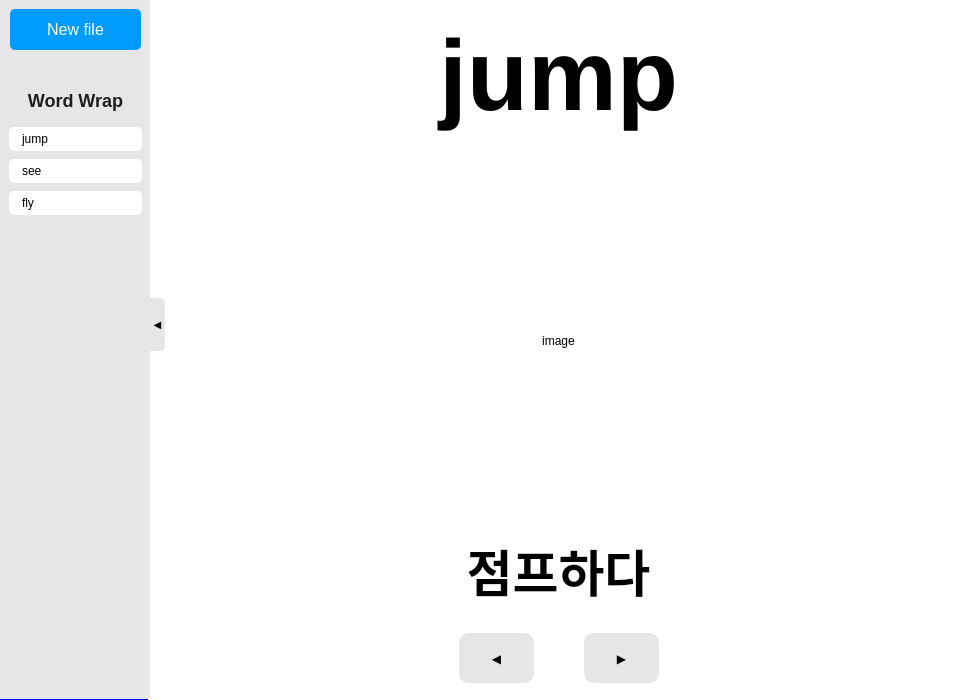
Qt form main.ui (gonyo1/VisualVocaApp) before a commit.
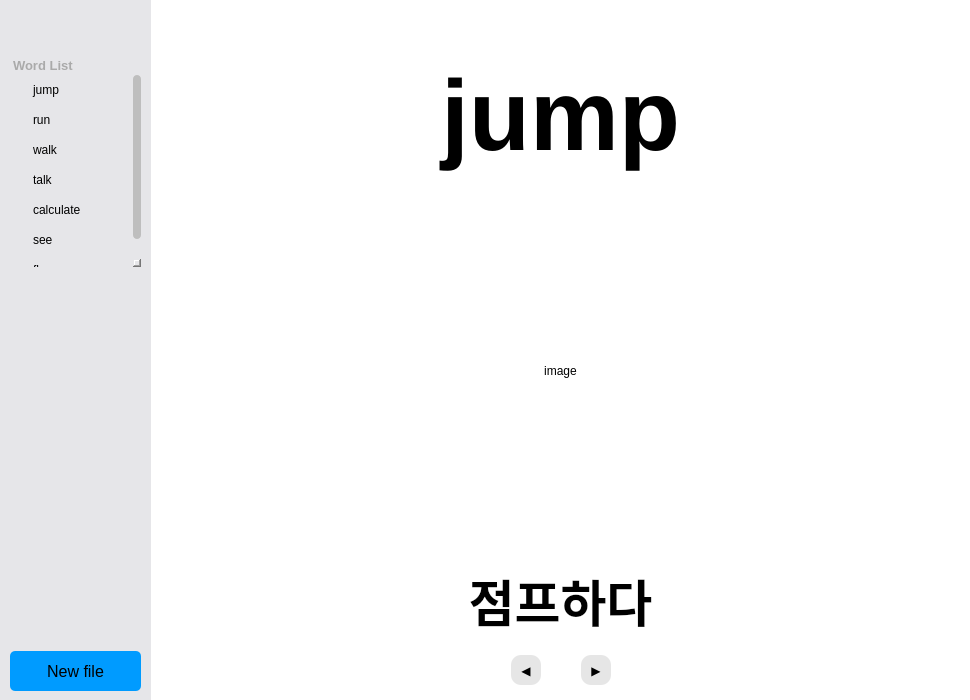
The same form after that commit.

```diff
--- a/main.ui
+++ b/main.ui
@@ -6,7 +6,7 @@
    <rect>
     <x>0</x>
     <y>0</y>
-    <width>968</width>
+    <width>970</width>
     <height>700</height>
    </rect>
   </property>
@@ -30,6 +30,23 @@
 QWidget {
 color: black;
 font: 16px &quot;Segoe UI&quot;;
+}
+
+QScrollBar:vertical {
+border: 0px solid;
+background:transparent;
+width:8px;
+margin: 0px 0px 0px 0px;
+}
+QScrollBar::handle:vertical {
+background: rgb(190, 190, 190);
+min-height: 0px;
+border-radius: 4px;
+}
+QScrollBar::sub-line:vertical {
+height: 0 px;
+subcontrol-position: top;
+subcontrol-origin: margin;
 }</string>
   </property>
   <widget class="QWidget" name="mb_1">
@@ -37,160 +54,26 @@
     <property name="geometry">
      <rect>
       <x>0</x>
-      <y>-1</y>
-      <width>165</width>
+      <y>0</y>
+      <width>151</width>
       <height>701</height>
      </rect>
     </property>
     <property name="styleSheet">
-     <string notr="true">QObject {
-margin: 0px;
-background-color: transparent;
-}</string>
-    </property>
-    <widget class="QWidget" name="mb_voca_btn_adj" native="true">
-     <property name="geometry">
-      <rect>
-       <x>150</x>
-       <y>0</y>
-       <width>15</width>
-       <height>650</height>
-      </rect>
-     </property>
-     <property name="sizePolicy">
-      <sizepolicy hsizetype="Preferred" vsizetype="Preferred">
-       <horstretch>0</horstretch>
-       <verstretch>0</verstretch>
-      </sizepolicy>
-     </property>
-     <property name="maximumSize">
-      <size>
-       <width>15</width>
-       <height>16777215</height>
-      </size>
-     </property>
-     <property name="layoutDirection">
-      <enum>Qt::LeftToRight</enum>
-     </property>
-     <property name="styleSheet">
       <string notr="true">QWidget {
-margin: 0px;
-font: 10px;
-}
-QPushButton#mb_voca_expand {
-padding-left: 0px;
-padding-right: 0px;
-padding-top: 20px;
-padding-bottom: 20px;
-border-top-right-radius: 5px;
-border-bottom-right-radius: 5px;
+padding: 0px;
 background-color: rgb(230, 230, 233);
-font: 10px;
-}</string>
-     </property>
-     <layout class="QVBoxLayout" name="verticalLayout" stretch="0,0,0">
-      <property name="spacing">
-       <number>0</number>
-      </property>
-      <property name="leftMargin">
-       <number>0</number>
-      </property>
-      <property name="topMargin">
-       <number>0</number>
-      </property>
-      <property name="rightMargin">
-       <number>0</number>
-      </property>
-      <property name="bottomMargin">
-       <number>0</number>
-      </property>
-      <item>
-       <spacer name="mb_voca_spcacer_top">
-        <property name="orientation">
-         <enum>Qt::Vertical</enum>
-        </property>
-        <property name="sizeHint" stdset="0">
-         <size>
-          <width>20</width>
-          <height>40</height>
-         </size>
-        </property>
-       </spacer>
-      </item>
-      <item>
-       <widget class="QPushButton" name="mb_voca_expand">
-        <property name="sizePolicy">
-         <sizepolicy hsizetype="Preferred" vsizetype="Preferred">
-          <horstretch>0</horstretch>
-          <verstretch>0</verstretch>
-         </sizepolicy>
-        </property>
-        <property name="text">
-         <string>◀</string>
-        </property>
-        <property name="autoRepeatDelay">
-         <number>300</number>
-        </property>
-       </widget>
-      </item>
-      <item>
-       <spacer name="mb_voca_spcacer_bottom">
-        <property name="orientation">
-         <enum>Qt::Vertical</enum>
-        </property>
-        <property name="sizeHint" stdset="0">
-         <size>
-          <width>20</width>
-          <height>40</height>
-         </size>
-        </property>
-       </spacer>
-      </item>
-     </layout>
-    </widget>
-    <widget class="QWidget" name="mb_voca_main" native="true">
-     <property name="enabled">
-      <bool>true</bool>
-     </property>
-     <property name="geometry">
-      <rect>
-       <x>0</x>
-       <y>0</y>
-       <width>150</width>
-       <height>700</height>
-      </rect>
-     </property>
-     <property name="sizePolicy">
-      <sizepolicy hsizetype="Preferred" vsizetype="Preferred">
-       <horstretch>0</horstretch>
-       <verstretch>0</verstretch>
-      </sizepolicy>
-     </property>
-     <property name="minimumSize">
-      <size>
-       <width>150</width>
-       <height>0</height>
-      </size>
-     </property>
-     <property name="maximumSize">
-      <size>
-       <width>150</width>
-       <height>16777215</height>
-      </size>
-     </property>
-     <property name="styleSheet">
-      <string notr="true">QWidget {
-padding: 5px;
-background-color: rgb(230, 230, 233);
 }
-QWidget.QLabel {
-color: rgb(30, 30, 30);
-font: 18px;
+
+QScrollArea .QLabel {
+color: rgb(170, 170, 170);
+font: 13px;
+margin-left: 10px;
+margin-right: 10px;
 font-weight: bold;
-qproperty-alignment: AlignCenter;
 }
+
 QListWidget::item {
-background-color: rgb(255, 255, 255); 
 border-radius: 5px;
 padding: 5px;
 padding-left: 10px;
@@ -198,13 +81,25 @@
 color: black;
 }
 QListWidget::item:hover {
-background-color: rgb(0, 155, 255); 
-color: white;
+background-color: rgb(200, 200, 200);
+}
+
+QListView {
+margin-left: 10px;
+margin-right: 10px;
+}
+QListView::item {
+margin:3px;
+margin-left: 10px;
 font-weight: bold;
 }
+QScrollArea .QWidget  .QWidget .QListWidget {
+font-weight: semi-bold;
+}
+
 QWidget.QPushButton#mb_voca_open {
+margin: 10px 10px 10px 10px;
 font: 16px;
-color: white;
 border-radius: 5px;
 background-color: rgb(0, 155, 255);
 }
@@ -213,42 +108,147 @@
 color: white;
 border-radius: 5px;
 background-color: rgba(0, 155, 255, 80);
-}
-QListView {margin: 0px;}
-QListView::item {
-margin:4px;
 }</string>
      </property>
-     <widget class="QLabel" name="mb_voca_title">
-      <property name="geometry">
-       <rect>
-        <x>0</x>
-        <y>81</y>
-        <width>151</width>
-        <height>40</height>
-       </rect>
+    <layout class="QVBoxLayout" name="verticalLayout">
+     <property name="spacing">
+      <number>5</number>
+     </property>
+     <property name="leftMargin">
+      <number>0</number>
+     </property>
+     <property name="topMargin">
+      <number>0</number>
+     </property>
+     <property name="rightMargin">
+      <number>0</number>
+     </property>
+     <property name="bottomMargin">
+      <number>0</number>
+     </property>
+     <item>
+      <widget class="QLabel" name="mb_icon">
+       <property name="minimumSize">
+        <size>
+         <width>0</width>
+         <height>50</height>
+        </size>
+       </property>
+       <property name="maximumSize">
+        <size>
+         <width>16777215</width>
+         <height>50</height>
+        </size>
       </property>
       <property name="text">
-       <string>Word Wrap</string>
-      </property>
-      <property name="alignment">
-       <set>Qt::AlignCenter</set>
-      </property>
-     </widget>
-     <widget class="QListWidget" name="mb_voca_word">
+        <string/>
+       </property>
+      </widget>
+     </item>
+     <item>
+      <widget class="QScrollArea" name="mb_voca_scroll">
+       <property name="widgetResizable">
+        <bool>true</bool>
+       </property>
+       <widget class="QWidget" name="mb_voca_scroll_widget">
       <property name="geometry">
        <rect>
         <x>0</x>
-        <y>119</y>
+          <y>0</y>
         <width>151</width>
         <height>581</height>
        </rect>
       </property>
       <property name="sizePolicy">
-       <sizepolicy hsizetype="Expanding" vsizetype="Maximum">
+         <sizepolicy hsizetype="Preferred" vsizetype="Expanding">
         <horstretch>0</horstretch>
         <verstretch>0</verstretch>
        </sizepolicy>
+        </property>
+        <layout class="QVBoxLayout" name="verticalLayout_3">
+         <property name="spacing">
+          <number>5</number>
+         </property>
+         <property name="leftMargin">
+          <number>0</number>
+         </property>
+         <property name="topMargin">
+          <number>0</number>
+         </property>
+         <property name="rightMargin">
+          <number>0</number>
+         </property>
+         <property name="bottomMargin">
+          <number>0</number>
+         </property>
+         <item>
+          <widget class="QWidget" name="mb_voca_widget_1" native="true">
+           <property name="sizePolicy">
+            <sizepolicy hsizetype="Preferred" vsizetype="Maximum">
+             <horstretch>0</horstretch>
+             <verstretch>0</verstretch>
+            </sizepolicy>
+           </property>
+           <layout class="QVBoxLayout" name="verticalLayout_4">
+            <property name="spacing">
+             <number>0</number>
+            </property>
+            <property name="leftMargin">
+             <number>0</number>
+            </property>
+            <property name="topMargin">
+             <number>0</number>
+            </property>
+            <property name="rightMargin">
+             <number>0</number>
+            </property>
+            <property name="bottomMargin">
+             <number>0</number>
+            </property>
+            <item>
+             <widget class="QLabel" name="mb_voca_title_1">
+              <property name="sizePolicy">
+               <sizepolicy hsizetype="Preferred" vsizetype="Fixed">
+                <horstretch>0</horstretch>
+                <verstretch>0</verstretch>
+               </sizepolicy>
+              </property>
+              <property name="minimumSize">
+               <size>
+                <width>0</width>
+                <height>20</height>
+               </size>
+              </property>
+              <property name="maximumSize">
+               <size>
+                <width>16777215</width>
+                <height>20</height>
+               </size>
+              </property>
+              <property name="styleSheet">
+               <string notr="true"/>
+              </property>
+              <property name="text">
+               <string>Word List</string>
+              </property>
+              <property name="alignment">
+               <set>Qt::AlignLeading|Qt::AlignLeft|Qt::AlignVCenter</set>
+              </property>
+             </widget>
+            </item>
+            <item>
+             <widget class="QListWidget" name="mb_voca_word_adj_1">
+              <property name="sizePolicy">
+               <sizepolicy hsizetype="Preferred" vsizetype="Preferred">
+                <horstretch>0</horstretch>
+                <verstretch>0</verstretch>
+               </sizepolicy>
+              </property>
+              <property name="maximumSize">
+               <size>
+                <width>16777215</width>
+                <height>300</height>
+               </size>
       </property>
       <property name="cursor" stdset="0">
        <cursorShape>PointingHandCursor</cursorShape>
@@ -269,22 +269,25 @@
        <number>0</number>
       </property>
       <property name="verticalScrollBarPolicy">
+               <enum>Qt::ScrollBarAsNeeded</enum>
+              </property>
+              <property name="horizontalScrollBarPolicy">
        <enum>Qt::ScrollBarAlwaysOff</enum>
       </property>
       <property name="autoScrollMargin">
-       <number>16</number>
+               <number>5</number>
       </property>
       <property name="isWrapping" stdset="0">
        <bool>false</bool>
       </property>
       <property name="resizeMode">
-       <enum>QListView::Fixed</enum>
+               <enum>QListView::Adjust</enum>
       </property>
       <property name="layoutMode">
        <enum>QListView::SinglePass</enum>
       </property>
       <property name="spacing">
-       <number>5</number>
+               <number>0</number>
       </property>
       <property name="viewMode">
        <enum>QListView::ListMode</enum>
@@ -297,6 +300,26 @@
         <string>jump</string>
        </property>
       </item>
+              <item>
+               <property name="text">
+                <string>run</string>
+               </property>
+              </item>
+              <item>
+               <property name="text">
+                <string>walk</string>
+               </property>
+              </item>
+              <item>
+               <property name="text">
+                <string>talk</string>
+               </property>
+              </item>
+              <item>
+               <property name="text">
+                <string>calculate</string>
+               </property>
+              </item>
       <item>
        <property name="text">
         <string>see</string>
@@ -308,25 +331,52 @@
        </property>
       </item>
      </widget>
+            </item>
+           </layout>
+          </widget>
+         </item>
+         <item>
+          <spacer name="mb_voca_scroll_spacer">
+           <property name="orientation">
+            <enum>Qt::Vertical</enum>
+           </property>
+           <property name="sizeHint" stdset="0">
+            <size>
+             <width>20</width>
+             <height>40</height>
+            </size>
+           </property>
+          </spacer>
+         </item>
+        </layout>
+       </widget>
+      </widget>
+     </item>
+     <item>
      <widget class="QPushButton" name="mb_voca_open">
-      <property name="geometry">
-       <rect>
-        <x>10</x>
-        <y>10</y>
-        <width>131</width>
-        <height>41</height>
-       </rect>
+       <property name="minimumSize">
+        <size>
+         <width>0</width>
+         <height>60</height>
+        </size>
+       </property>
+       <property name="maximumSize">
+        <size>
+         <width>16777215</width>
+         <height>60</height>
+        </size>
       </property>
       <property name="text">
        <string>New file</string>
       </property>
      </widget>
-    </widget>
+     </item>
+    </layout>
    </widget>
    <widget class="QWidget" name="mb_show_adj" native="true">
     <property name="geometry">
      <rect>
-      <x>148</x>
+      <x>150</x>
       <y>0</y>
       <width>821</width>
       <height>700</height>
@@ -341,23 +391,23 @@
 background-color: rgb(230, 230, 230);
 border-radius: 10px;
 }
-
-QLabel#mb_show_eng {
+QLabel#mb_show_eng_adj {
 font: 100px;
 font-weight: bold;
 }
-QLabel#mb_show_kor {
+QLabel#mb_show_kor_adj {
 font: 50px;
 font-weight: bold;
-}</string>
+}
+</string>
     </property>
     <widget class="QWidget" name="mb_show_btns_adj" native="true">
      <property name="geometry">
       <rect>
        <x>0</x>
-       <y>630</y>
+       <y>655</y>
        <width>821</width>
-       <height>57</height>
+       <height>30</height>
       </rect>
      </property>
      <layout class="QHBoxLayout" name="horizontalLayout">
@@ -393,7 +443,7 @@
        <widget class="QWidget" name="mb_show_btn_widget" native="true">
         <property name="minimumSize">
          <size>
-          <width>200</width>
+          <width>100</width>
           <height>0</height>
          </size>
         </property>
@@ -424,12 +474,12 @@
            <property name="minimumSize">
             <size>
              <width>0</width>
-             <height>50</height>
+             <height>30</height>
             </size>
            </property>
            <property name="maximumSize">
             <size>
-             <width>100</width>
+             <width>30</width>
              <height>16777215</height>
             </size>
            </property>
@@ -456,12 +506,12 @@
            <property name="minimumSize">
             <size>
              <width>0</width>
-             <height>50</height>
+             <height>30</height>
             </size>
            </property>
            <property name="maximumSize">
             <size>
-             <width>100</width>
+             <width>30</width>
              <height>16777215</height>
             </size>
            </property>
@@ -488,11 +538,11 @@
       </item>
      </layout>
     </widget>
-    <widget class="QLabel" name="mb_show_eng">
+    <widget class="QLabel" name="mb_show_eng_adj">
      <property name="geometry">
       <rect>
        <x>0</x>
-       <y>10</y>
+       <y>50</y>
        <width>821</width>
        <height>131</height>
       </rect>
@@ -504,11 +554,11 @@
       <set>Qt::AlignCenter</set>
      </property>
     </widget>
-    <widget class="QLabel" name="mb_show_image">
+    <widget class="QLabel" name="mb_show_image_adj">
      <property name="geometry">
       <rect>
        <x>0</x>
-       <y>160</y>
+       <y>190</y>
        <width>821</width>
        <height>361</height>
       </rect>
@@ -520,11 +570,11 @@
       <set>Qt::AlignCenter</set>
      </property>
     </widget>
-    <widget class="QLabel" name="mb_show_kor">
+    <widget class="QLabel" name="mb_show_kor_adj">
      <property name="geometry">
       <rect>
        <x>0</x>
-       <y>530</y>
+       <y>560</y>
        <width>821</width>
        <height>81</height>
       </rect>
```
Lines whose indentation alone changed are shown as unchanged.
